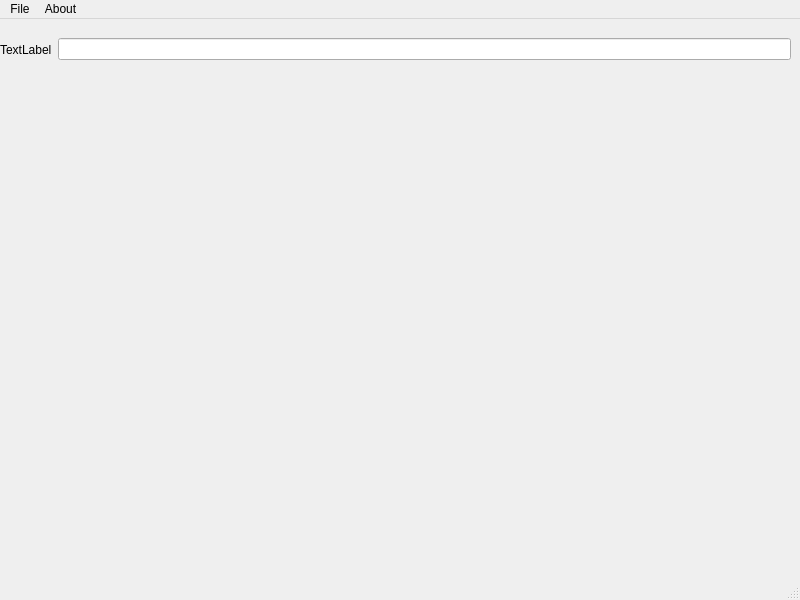
Old version of the form modules/passwWindow/passw.ui in the repository KryvosheyaIvan/passwSaver.
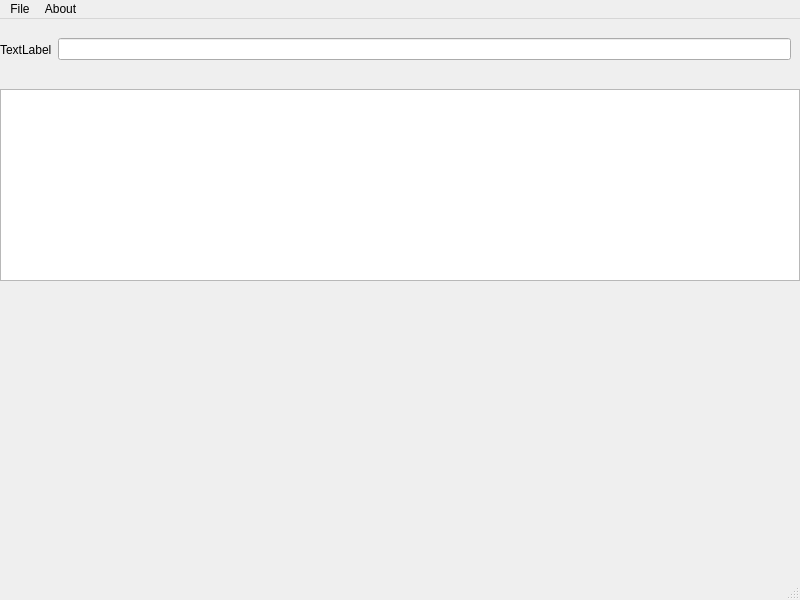
New version of the form. Icons and pictures are not drawn.

Patch:
```diff
--- a/modules/passwWindow/passw.ui
+++ b/modules/passwWindow/passw.ui
@@ -10,11 +10,29 @@
     <height>600</height>
    </rect>
   </property>
+  <property name="sizePolicy">
+   <sizepolicy hsizetype="Preferred" vsizetype="Preferred">
+    <horstretch>0</horstretch>
+    <verstretch>0</verstretch>
+   </sizepolicy>
+  </property>
+  <property name="minimumSize">
+   <size>
+    <width>800</width>
+    <height>600</height>
+   </size>
+  </property>
+  <property name="maximumSize">
+   <size>
+    <width>800</width>
+    <height>600</height>
+   </size>
+  </property>
   <property name="windowTitle">
    <string>MainWindow</string>
   </property>
   <widget class="QWidget" name="centralwidget">
-   <widget class="QWidget" name="">
+   <widget class="QWidget" name="layoutWidget">
     <property name="geometry">
      <rect>
       <x>0</x>
@@ -36,6 +54,28 @@
      </item>
     </layout>
    </widget>
+   <widget class="QTableWidget" name="tablePwd">
+    <property name="geometry">
+     <rect>
+      <x>0</x>
+      <y>70</y>
+      <width>800</width>
+      <height>192</height>
+     </rect>
+    </property>
+    <property name="minimumSize">
+     <size>
+      <width>800</width>
+      <height>0</height>
+     </size>
+    </property>
+    <property name="maximumSize">
+     <size>
+      <width>800</width>
+      <height>16777215</height>
+     </size>
+    </property>
+   </widget>
   </widget>
   <widget class="QMenuBar" name="menubar">
    <property name="geometry">
```
Left out of the diff: 4 changed lines with no effect on the pictures.
